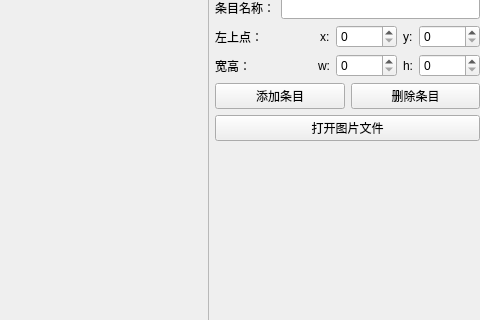
ZhengPengqiao/QtStudy, file Widgets/ImageTool/mainwindow.ui: the form before one commit; both pictures show x 320 to 800 and y 166 to 486 of the 800 by 600 pixel window.
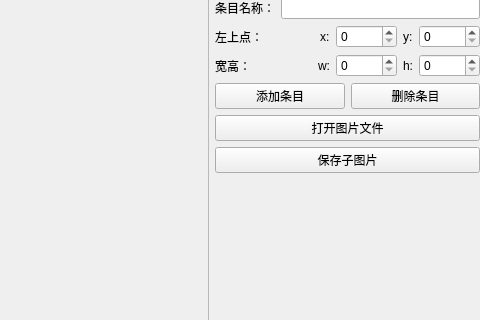
The form after the commit.

Commit message: 可以保存选择的子图

The edit to the form file:
```diff
--- a/Widgets/ImageTool/mainwindow.ui
+++ b/Widgets/ImageTool/mainwindow.ui
@@ -185,6 +185,13 @@
             </property>
            </widget>
           </item>
+          <item>
+           <widget class="QPushButton" name="pushButton">
+            <property name="text">
+             <string>保存子图片</string>
+            </property>
+           </widget>
+          </item>
           <item>
            <spacer name="verticalSpacer">
             <property name="orientation">
```
Left out of the diff: 39 changed lines with no effect on the pictures. The commit also changes 4 other files.
